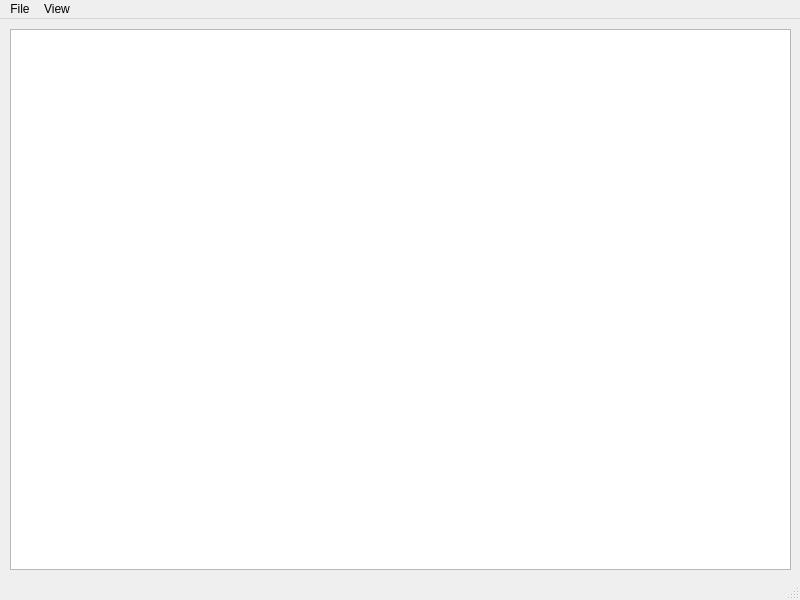
LeonidVolohov/JSONEditor, file jsontogui/mainwindow/mainwindow.ui: the form before one commit.
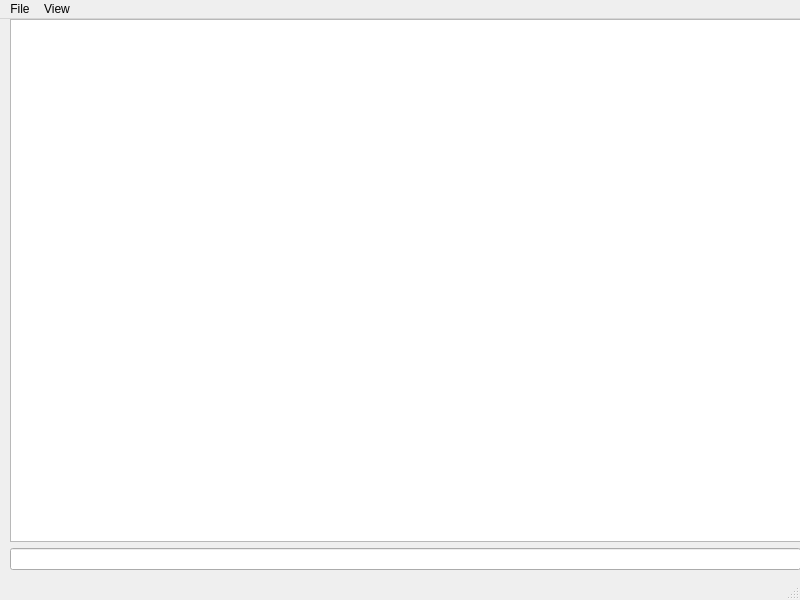
The form after the commit.

Commit message: GUIDecoration:  - added QSortFilterProxyModel for searching data in QTreeView  - added QLineEdit for search line text

Patch:
```diff
--- a/jsontogui/mainwindow/mainwindow.ui
+++ b/jsontogui/mainwindow/mainwindow.ui
@@ -14,15 +14,23 @@
    <string>MainWindow</string>
   </property>
   <widget class="QWidget" name="centralwidget">
-   <widget class="QTreeView" name="tree_view">
+   <widget class="QWidget" name="verticalLayoutWidget">
     <property name="geometry">
      <rect>
       <x>10</x>
-      <y>10</y>
-      <width>781</width>
-      <height>541</height>
+      <y>0</y>
+      <width>791</width>
+      <height>551</height>
      </rect>
     </property>
+    <layout class="QVBoxLayout" name="verticalLayout">
+     <item>
+      <widget class="QTreeView" name="tree_view"/>
+     </item>
+     <item>
+      <widget class="QLineEdit" name="line_edit"/>
+     </item>
+    </layout>
    </widget>
   </widget>
   <widget class="QMenuBar" name="menu_bar">
```
The commit also changes 2 other files.
